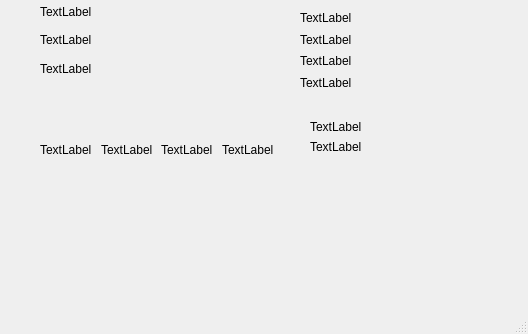
The window that PyQT/P02_UI_Layout.ui (yaoleistable/PythonBase) describes before a commit, drawn with Qt 5.
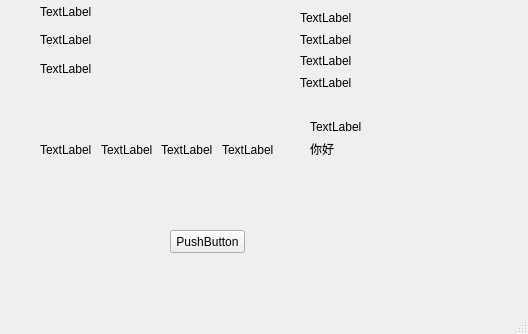
The same window after the commit.

Patch:
```diff
--- a/PyQT/P02_UI_Layout.ui
+++ b/PyQT/P02_UI_Layout.ui
@@ -147,12 +147,25 @@
      <item row="1" column="0">
       <widget class="QLabel" name="label_13">
        <property name="text">
-        <string>TextLabel</string>
+        <string>你好</string>
        </property>
       </widget>
      </item>
     </layout>
    </widget>
+   <widget class="QPushButton" name="pushButton">
+    <property name="geometry">
+     <rect>
+      <x>170</x>
+      <y>230</y>
+      <width>75</width>
+      <height>23</height>
+     </rect>
+    </property>
+    <property name="text">
+     <string>PushButton</string>
+    </property>
+   </widget>
   </widget>
   <widget class="QMenuBar" name="menubar">
    <property name="geometry">
```
Left out of the diff: 19 changed lines with no effect on the pictures.
